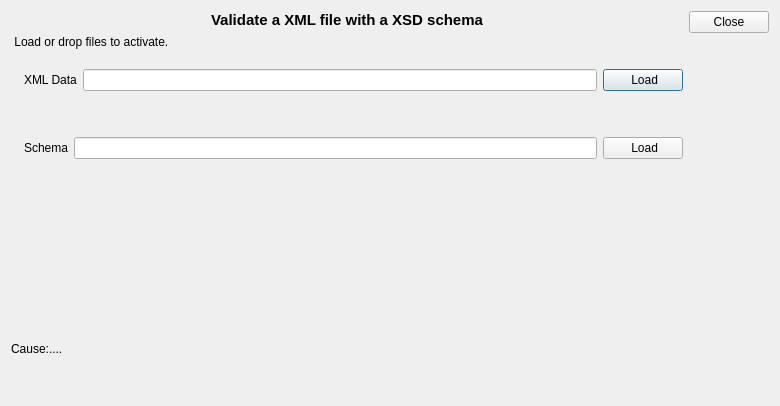
Above: src/modules/help/guidedvalidationdialog.ui from lbellonda/qxmledit before the change. Below: the same form after it.
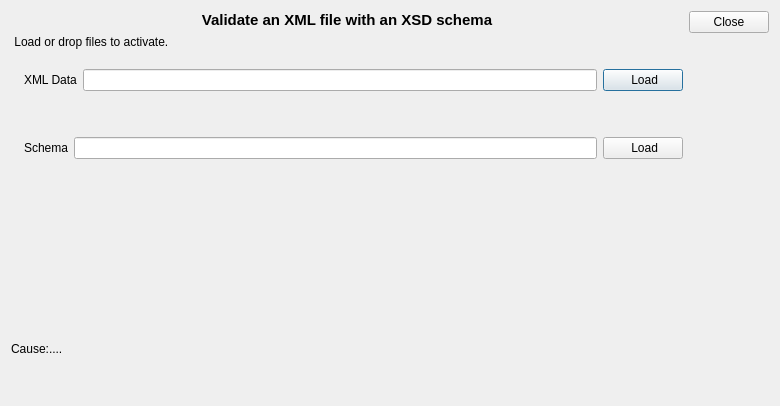
That is the form after the change. Icons and pictures are not drawn.

What changed in the file:
```diff
--- a/src/modules/help/guidedvalidationdialog.ui
+++ b/src/modules/help/guidedvalidationdialog.ui
@@ -36,7 +36,7 @@
         </font>
        </property>
        <property name="text">
-        <string>Validate a XML file with a XSD schema</string>
+        <string>Validate an XML file with an XSD schema</string>
        </property>
        <property name="alignment">
         <set>Qt::AlignCenter</set>
```
Left out of the diff: 1 changed line with no effect on the pictures.
